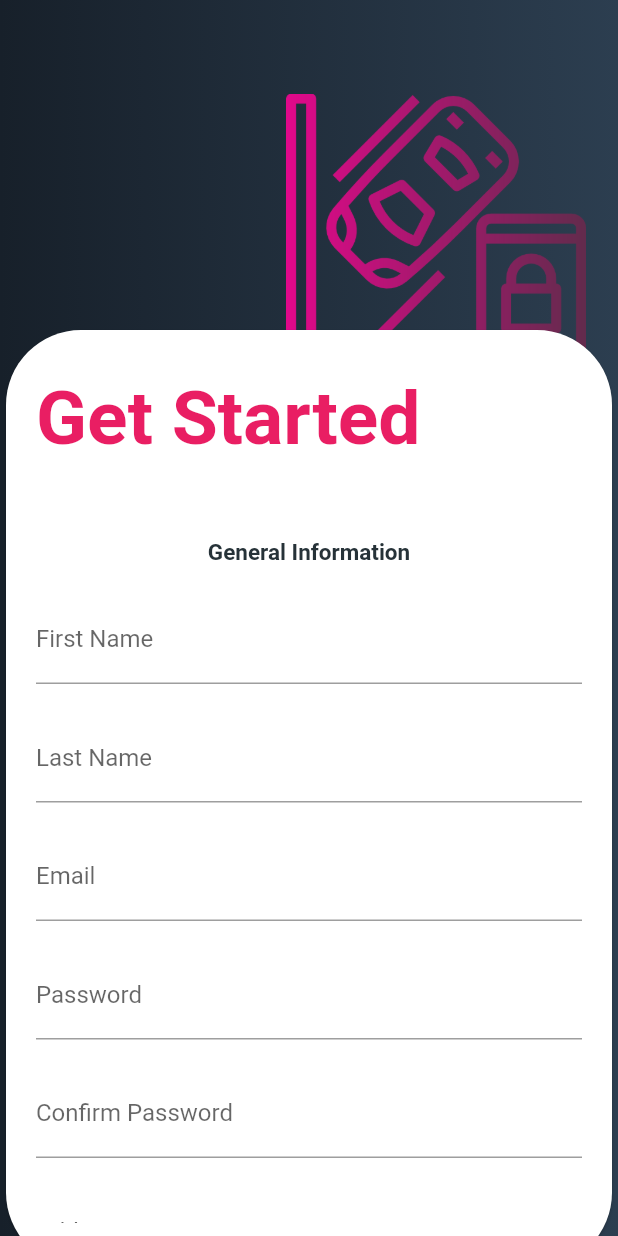
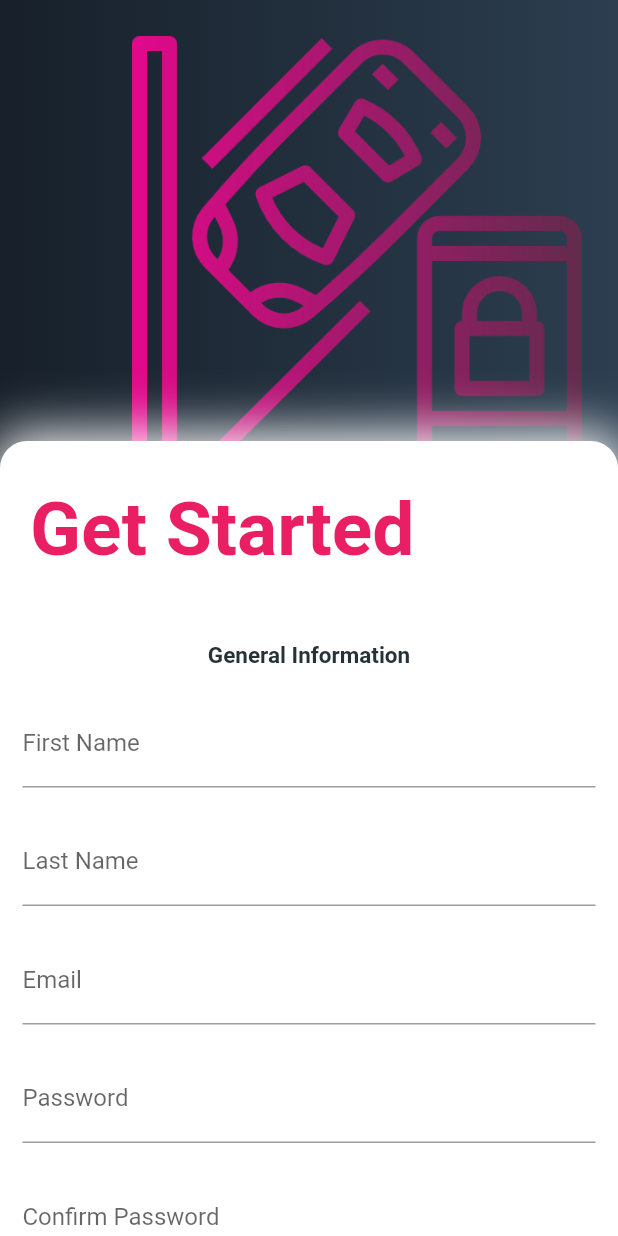
Before and after one commit to Medhat-Ahmed-15/Graduation_Project, a Flutter app: the screen it shows after launch, after a tap on "Sign Up", on a phone screen of 412 x 824 dp. Run offline on Flutter 3.47's test engine with Material 2 defaults, Android fonts, the phone set to English and light mode, and no system bars; our stand-ins replace google_maps_flutter, shared_preferences.

Commit message:
designed the authentication screen perfectly

```diff
--- a/lib/Screens/auth_screen.dart
+++ b/lib/Screens/auth_screen.dart
@@ -9,9 +9,10 @@ class AuthScreen extends StatelessWidget {
 
   @override
   Widget build(BuildContext context) {
-    final deviceSize = MediaQuery.of(context).size;
+    final isKeyboard = MediaQuery.of(context).viewInsets.bottom != 0;
 
     return Scaffold(
+      resizeToAvoidBottomInset: false,
       body: Stack(
         children: <Widget>[
           //Container that is responsible for the background color
@@ -28,14 +29,22 @@ class AuthScreen extends StatelessWidget {
               ),
             ),
           ),
-          //The scrollable conntainer that is in it the auth card widget
-          SingleChildScrollView(
+
+          Align(
+            alignment: Alignment.topRight,
             child: Container(
-              height: deviceSize.height,
-              width: deviceSize.width,
-              child: const AuthCard(),
+              width: isKeyboard ? 150 : 300,
+              height: isKeyboard ? 150 : 300,
+              margin: EdgeInsets.all(24.0),
+              decoration: const BoxDecoration(
+                image: DecorationImage(
+                  fit: BoxFit.fill,
+                  image: AssetImage("assets/images/parking.png"),
+                ),
+              ),
             ),
           ),
+          AuthCard()
         ],
       ),
     );
--- a/lib/widgets/auth_card.dart
+++ b/lib/widgets/auth_card.dart
@@ -117,54 +117,52 @@ class _AuthCardState extends State<AuthCard> {
 
   @override
   Widget build(BuildContext context) {
-    final deviceSize = MediaQuery.of(context).size;
+    final isKeyboard = MediaQuery.of(context).viewInsets.bottom != 0;
 
-    return Stack(children: [
-      Align(
-        alignment: Alignment(0.8, -0.8),
+    return Positioned(
+      left: 0.0,
+      right: 0.0,
+      bottom: 0.0,
       child: Container(
-          width: 200,
-          height: 200,
-          child: Image.asset(
-            'assets/images/parking.png',
-            fit: BoxFit.contain,
+        height: isKeyboard
+            ? 700
+            : 530, //>>>>>>>>>>>>>>>>>>>>>>>>>>>>>>>>>>>>>>>>>.1)
+        decoration: const BoxDecoration(
+          color: Colors.white,
+          borderRadius: BorderRadius.only(
+              topLeft: Radius.circular(18.0), topRight: Radius.circular(18.0)),
+          boxShadow: [
+            BoxShadow(
+              color: Colors.white,
+              blurRadius: 30.0,
+              spreadRadius: 5,
+              offset: Offset(0.7, 0.7),
+            )
+          ],
         ),
-        ),
-      ),
-      Positioned(
-        width: deviceSize.width,
-        bottom: -25,
-        child: Card(
-          shape: RoundedRectangleBorder(
-            borderRadius: BorderRadius.circular(50.0),
-          ),
-          child: Container(
-            height: 625,
+        child: SingleChildScrollView(
+          child: Column(children: [
+            Padding(
               padding: EdgeInsets.symmetric(vertical: 30, horizontal: 20),
-            child: SingleChildScrollView(
-              child: Column(
-                children: [
-                  //Title Text>>>>>>>>>>>>>>>>>>>>>>>>>>>>>>>>>>>>>>>
-                  Align(
+              child: Align(
                 alignment: Alignment.topLeft,
                 child: Text(
-                      _authMode == AuthMode.Signin
-                          ? 'Welcome Back'
-                          : 'Get Started',
+                  _authMode == AuthMode.Signin ? 'Welcome Back' : 'Get Started',
                   style: TextStyle(
                       fontSize: 50,
                       color: Theme.of(context).primaryColor,
                       fontWeight: FontWeight.w700),
                 ),
               ),
-                  const SizedBox(
-                    height: 50,
             ),
+
             // >>>>>>>>>>>>>>>>>>>>>>>>>>>>>>>>>>>>>>>>>>>>>>>>>>>>>>>>>
             _authMode == AuthMode.Signin
                 ?
                 //SigIn....................................................................................................
-                      Form(
+                Container(
+                    margin: EdgeInsets.all(12),
+                    child: Form(
                       key: _formKey,
                       child: Column(
                         children: [
@@ -188,8 +186,8 @@ class _AuthCardState extends State<AuthCard> {
                           ),
                           // Password>>>>>>>>>>>>>>>>>>>>>>>>>>>>>>>>>>>>>>>>>>>>>>>>>
                           TextFormField(
-                                decoration: const InputDecoration(
-                                    labelText: 'Password'),
+                            decoration:
+                                const InputDecoration(labelText: 'Password'),
                             obscureText: true,
                             validator: (value) {
                               if (value.isEmpty || value.length < 5) {
@@ -217,10 +215,12 @@ class _AuthCardState extends State<AuthCard> {
                           )
                         ],
                       ),
+                    ),
                   )
-                      :
-                      //SignUp........................................................................................................
-                      Form(
+                : //SignUp........................................................................................................
+                Container(
+                    margin: EdgeInsets.all(15),
+                    child: Form(
                       key: _formKey,
                       child: Column(
                         children: [
@@ -237,8 +237,8 @@ class _AuthCardState extends State<AuthCard> {
                           ),
                           //First Name>>>>>>>>>>>>>>>>>>>>>>>>>>>>>>>>>>>>>>>>>>>>>>>>>
                           TextFormField(
-                                decoration: const InputDecoration(
-                                    labelText: 'First Name'),
+                            decoration:
+                                const InputDecoration(labelText: 'First Name'),
                             keyboardType: TextInputType.emailAddress,
                             validator: (value) {
                               if (value.isEmpty) {
@@ -255,8 +255,8 @@ class _AuthCardState extends State<AuthCard> {
                           ),
                           //Last Name>>>>>>>>>>>>>>>>>>>>>>>>>>>>>>>>>>>>>>>>>>>>>>>>>
                           TextFormField(
-                                decoration: const InputDecoration(
-                                    labelText: 'Last Name'),
+                            decoration:
+                                const InputDecoration(labelText: 'Last Name'),
                             validator: (value) {
                               if (value.isEmpty) {
                                 return 'The field is empty!';
@@ -291,8 +291,8 @@ class _AuthCardState extends State<AuthCard> {
                           ),
                           // Password>>>>>>>>>>>>>>>>>>>>>>>>>>>>>>>>>>>>>>>>>>>>>>>>>>>>
                           TextFormField(
-                                decoration: const InputDecoration(
-                                    labelText: 'Password'),
+                            decoration:
+                                const InputDecoration(labelText: 'Password'),
                             obscureText: true,
                             controller: _passwordController,
                             validator: (value) {
@@ -356,8 +356,8 @@ class _AuthCardState extends State<AuthCard> {
 
                           //Card Holder>>>>>>>>>>>>>>>>>>>>>>>>>>>>>>>>>>>>>>>>>>>>>>>>>>>>>>
                           TextFormField(
-                                decoration: const InputDecoration(
-                                    labelText: 'Card Holder'),
+                            decoration:
+                                const InputDecoration(labelText: 'Card Holder'),
                             validator: (value) {
                               if (value.isEmpty) {
                                 return 'The field is empty!';
@@ -424,15 +424,20 @@ class _AuthCardState extends State<AuthCard> {
                           const SizedBox(
                             height: 20,
                           ),
+                        ],
+
                         //>>>>>>>>>>>>>>>>>>>>>>>>>>>>>>>>>>>>>>>>>>>>>>>>>>>>>>>>>>
-                            ],
                       ),
                     ),
+                  ),
+
             const SizedBox(
               height: 20,
             ),
             //Signin/Signup text and button ...............................................................
-                  Row(
+            Container(
+              margin: EdgeInsets.all(15),
+              child: Row(
                 mainAxisAlignment: MainAxisAlignment.spaceBetween,
                 children: [
                   // Signin/Signup text>>>>>>>>>>>>>>>>
@@ -443,7 +448,7 @@ class _AuthCardState extends State<AuthCard> {
                         color: Theme.of(context).primaryColor,
                         fontWeight: FontWeight.w700),
                   ),
-                      // Sign/SignUp  button>>>>>>>>>>>>>>>>>>>
+
                   GestureDetector(
                     onTap: _submit,
                     child: _isLoading == false
@@ -465,10 +470,10 @@ class _AuthCardState extends State<AuthCard> {
                   )
                 ],
               ),
-                  const SizedBox(
-                    height: 0,
             ),
-                  Row(children: [
+            Container(
+              margin: EdgeInsets.all(15),
+              child: Row(children: [
                 //The underlined Signup or Signin text
                 GestureDetector(
                   child: Align(
@@ -505,12 +510,10 @@ class _AuthCardState extends State<AuthCard> {
                   ],
                 )
               ]),
-                ],
+            ),
+          ]),
         ),
       ),
-          ),
-        ),
-      ),
-    ]);
+    );
   }
 }
```
Lines whose indentation alone changed are shown as unchanged.
